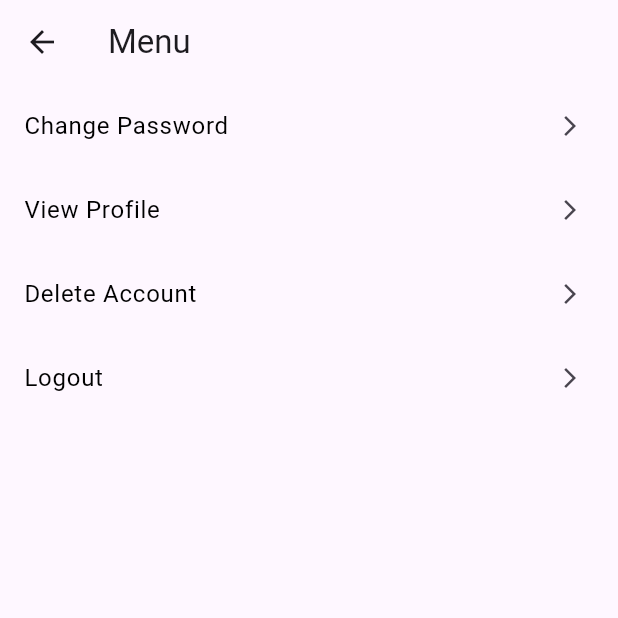
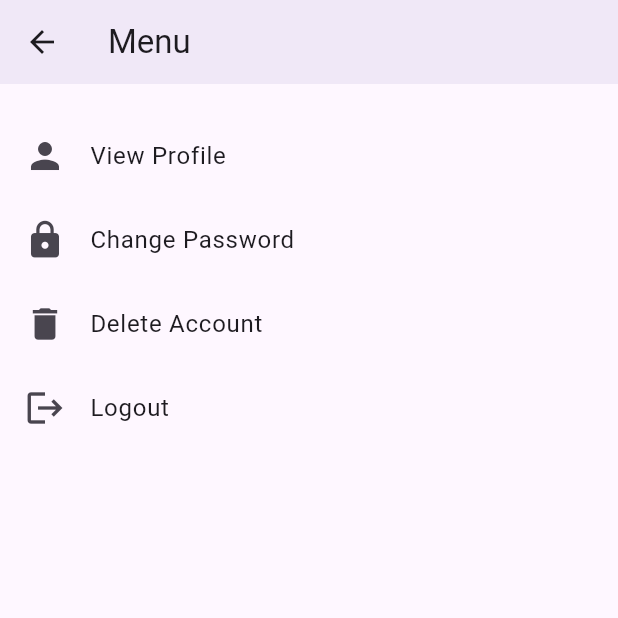
Before and after one commit to CAP-Advisor/cap_advisor, a Flutter app: the MenuView screen opened by its route, on a phone screen of 412 x 824 dp, the top half of it. Run offline on Flutter 3.47's test engine with Material 3 defaults, Android fonts, the phone set to English and light mode, and no system bars; our stand-ins replace cloud_firestore, firebase_auth, firebase_core, firebase_storage, flutter_secure_storage, image_picker and 2 more; accounts and stored records are empty.

```diff
--- a/lib/view-model/add_task_viewmodel.dart
+++ b/lib/view-model/add_task_viewmodel.dart
@@ -66,6 +66,9 @@ class AddTaskViewModel extends ChangeNotifier {
         studentId: studentId,
         taskData: task.toMap(),
       );
+      taskTitleController.clear();
+      taskDescriptionController.clear();
+      selectedDeadline = null;
       ScaffoldMessenger.of(context).showSnackBar(
         SnackBar(
           content: Text('Task added successfully'),
--- a/lib/view/menu_view.dart
+++ b/lib/view/menu_view.dart
@@ -17,24 +17,35 @@ class MenuView extends StatelessWidget {
           return Scaffold(
             appBar: AppBar(
               title: Text("Menu"),
+              elevation: 4, // Add elevation for depth
             ),
-            body: Container(
-              padding: EdgeInsets.only(top: MediaQuery.of(context).padding.top),
+            body: Padding(
+              padding: EdgeInsets.symmetric(horizontal: 16, vertical: 20),
               child: Column(
+                crossAxisAlignment: CrossAxisAlignment.start,
                 children: <Widget>[
                   _buildMenuItem(
                     context,
+                    "View Profile",
+                    Icons.person,
+                    onTap: () => _viewModel.navigateToProfile(context),
+                  ),
+                  _buildMenuItem(
+                    context,
                     "Change Password",
+                    Icons.lock,
                     onTap: () => Navigator.push(
                       context,
                       MaterialPageRoute(
                           builder: (context) => ChangePasswordPage()),
                     ),
                   ),
-                  _buildMenuItem(context, "View Profile",
-                      onTap: () => _viewModel.navigateToProfile(context)),
                   if (model.userRole == 'Student') ...[
-                    _buildMenuItem(context, "View Tasks",
+                    Divider(), // Add a divider before student-specific options
+                    _buildMenuItem(
+                      context,
+                      "View Tasks",
+                      Icons.assignment,
                       onTap: () => Navigator.push(
                         context,
                         MaterialPageRoute(
@@ -42,24 +53,39 @@ class MenuView extends StatelessWidget {
                             studentId: model.currentUser?.uid ?? '',
                             studentName:
                             '', // Pass the appropriate student name
-                                    )))),
-                    _buildMenuItem(context, "Assign Instructor",
+                          ),
+                        ),
+                      ),
+                    ),
+                    _buildMenuItem(
+                      context,
+                      "Assign Instructor",
+                      Icons.person_add,
                       onTap: () => Navigator.push(
                         context,
                         MaterialPageRoute(
                           builder: (context) => InstructorSearchView(
                             studentId: model.currentUser?.uid ??
                                 '', // Pass the appropriate studentId
-                                    )))),
+                          ),
+                        ),
+                      ),
+                    ),
+                    Divider(), // Add a divider after student-specific options
                   ],
-                  _buildMenuItem(context, "Delete Account",
-                      onTap: () => _viewModel.confirmDeleteAccount(context)),
-                  _buildMenuItem(context, "Logout",
-                      onTap: () => _viewModel.logout(context)),
+                  _buildMenuItem(
+                    context,
+                    "Delete Account",
+                    Icons.delete,
+                    onTap: () => _viewModel.confirmDeleteAccount(context),
+                  ),
+                  _buildMenuItem(
+                    context,
+                    "Logout",
+                    Icons.logout,
+                    onTap: () => _viewModel.logout(context),
+                  ),
                   Spacer(),
-                  Padding(
-                    padding: EdgeInsets.all(20),
-                  )
                 ],
               ),
             ),
@@ -69,12 +95,16 @@ class MenuView extends StatelessWidget {
     );
   }
 
-  Widget _buildMenuItem(BuildContext context, String title,
+  Widget _buildMenuItem(BuildContext context, String title, IconData icon,
       {VoidCallback? onTap}) {
     return ListTile(
-      title: Text(title, style: TextStyle(color: Colors.black)),
-      trailing: Icon(Icons.arrow_forward_ios, size: 16),
       onTap: onTap,
+      contentPadding: EdgeInsets.zero,
+      leading: Icon(icon, size: 28),
+      title: Text(
+        title,
+        style: TextStyle(fontSize: 16),
+      ),
     );
   }
 }
--- a/lib/widgets/custom_appbar.dart
+++ b/lib/widgets/custom_appbar.dart
@@ -39,9 +39,10 @@ class CustomAppBar extends StatelessWidget implements PreferredSizeWidget {
     if (onFeedback != null) {
       actions.add(
         IconButton(
-          icon: Icon(Icons.feedback),
+          icon: Icon(Icons.add_comment),
           onPressed: onFeedback!,
           color: Colors.white,
+          tooltip: 'Feedback',
         ),
       );
     }
```
Also changed, not shown: lib/view-model/assigning_feedback_viewmodel.dart (+8 -1 lines), lib/view/supervisor_view.dart (+31 -22 lines), lib/widgets/custom_card.dart (+13 -9 lines). Lines whose indentation alone changed are shown as unchanged.
